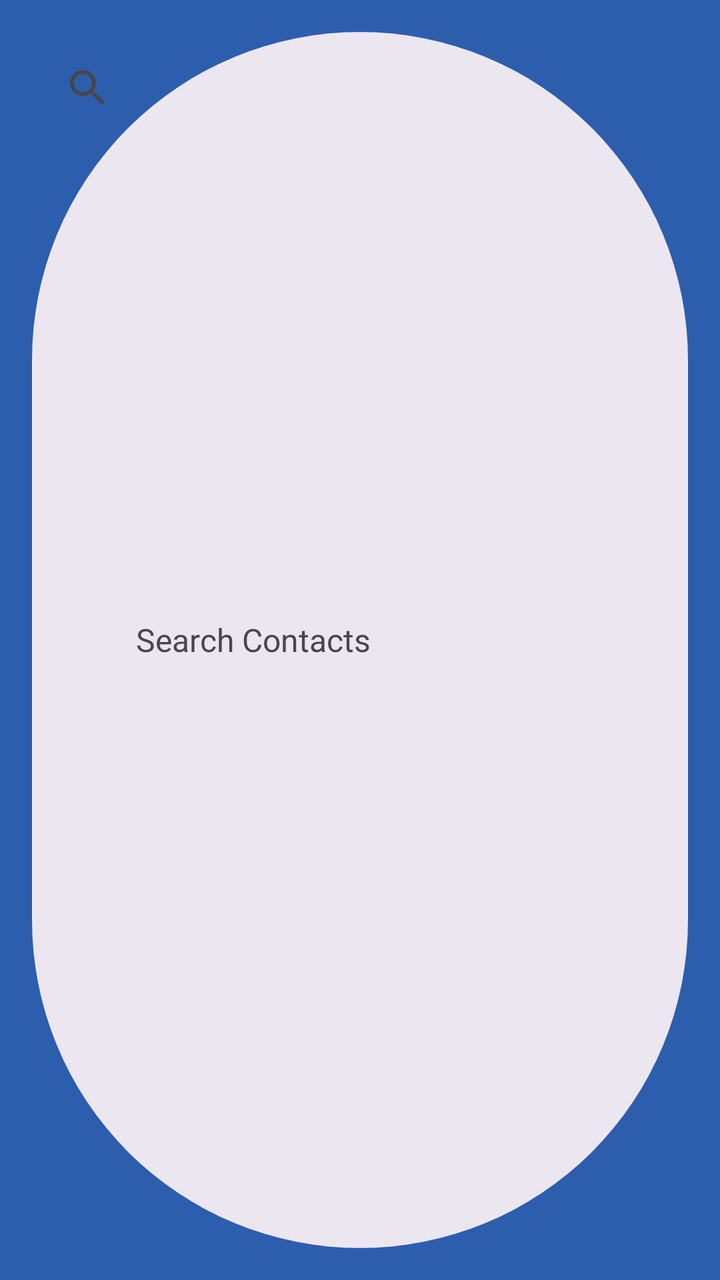
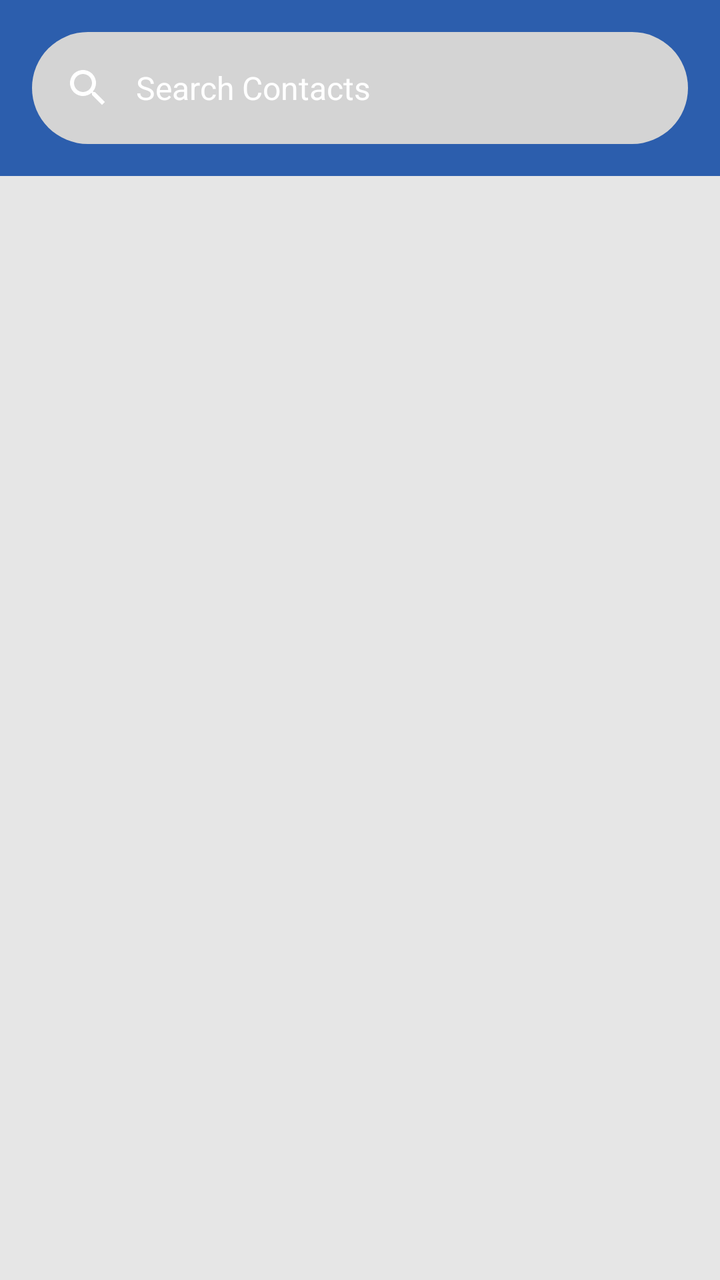

Compare the two renders of this Android layout. The source of the first and the diff that turns it into the second are given below.
<!-- AndroidManifest.xml: application theme Theme.CallSwitch -->
<!-- res/layout/component_contacts_app_bar.xml -->
<?xml version="1.0" encoding="utf-8"?>
<com.google.android.material.appbar.AppBarLayout xmlns:android="http://schemas.android.com/apk/res/android"
    xmlns:app="http://schemas.android.com/apk/res-auto"
    android:id="@+id/toolbar_main"
    android:layout_width="match_parent"
    android:layout_height="wrap_content"
    android:fitsSystemWindows="true"
    app:liftOnScrollColor="@color/blue"
    app:liftOnScroll="true">







    <com.google.android.material.search.SearchBar
        android:id="@+id/contact_search_bar"
        android:layout_width="match_parent"
        android:layout_height="match_parent"
        android:hint="@string/search_contacts" />
</com.google.android.material.appbar.AppBarLayout>
<!-- resources referenced by this layout -->
<resources>
  <color name="blue">#2C5EAD</color>
  <string name="search_contacts">Search Contacts</string>
  <style name="Theme.CallSwitch" parent="Base.Theme.CallSwitch" />
  <style name="Base.Theme.CallSwitch" parent="Theme.Material3.DayNight.NoActionBar">
          
          
          <item name="colorSurface">@color/blue</item>
          <item name="toolbarStyle">@style/Widget.App.Toolbar</item>
          <item name="bottomNavigationStyle">@style/Widget.App.BottomNavigationView</item>
      </style>
  <style name="Widget.App.Toolbar" parent="Widget.Material3.Toolbar">
          <item name="materialThemeOverlay">@style/ThemeOverlay.App.Toolbar</item>
      </style>
  <style name="Widget.App.BottomNavigationView" parent="Widget.Material3.BottomNavigationView">
          <item name="materialThemeOverlay">@style/ThemeOverlay.App.BottomNavigationView</item>
      </style>
  <style name="ThemeOverlay.App.Toolbar" parent="">
          <item name="colorSurface">@color/blue</item>
          <item name="colorOnSurface">@color/blue</item>
          <item name="colorSurfaceContainer">@color/blue</item>
          <item name="colorOnSurfaceVariant">@color/white</item>
          <item name="titleTextColor">@color/white</item>
          <item name="iconTint">@color/white</item>
          <item name="textAppearanceTitleLarge">@style/TextAppearance.App.TitleLarge</item>
          <item name="textAppearanceTitleMedium">@style/TextAppearance.App.TitleMedium</item>
      </style>
  <style name="ThemeOverlay.App.BottomNavigationView" parent="">
          
          <item name="colorOnSurfaceVariant">@color/white</item>
          
          <item name="colorSurfaceContainer">@color/blue</item>
          
          <item name="colorSecondary">@color/blue</item>
          
          <item name="colorSecondaryContainer">@color/white</item>
          
          <item name="colorOnSecondaryContainer">@color/blue</item>
      </style>
  <color name="white">#FFFFFFFF</color>
  <style name="TextAppearance.App.TitleLarge" parent="TextAppearance.Material3.TitleLarge">
  
  
      </style>
  <style name="TextAppearance.App.TitleMedium" parent="TextAppearance.Material3.TitleMedium">
  
  
      </style>
</resources>

<!-- the commit's change to res/layout/component_contacts_app_bar.xml (unified diff, before → after) -->
@@ -1,12 +1,12 @@
 <?xml version="1.0" encoding="utf-8"?>
 <com.google.android.material.appbar.AppBarLayout xmlns:android="http://schemas.android.com/apk/res/android"
     xmlns:app="http://schemas.android.com/apk/res-auto"
+    style="@style/Widget.App.LightToolbar"
     android:id="@+id/toolbar_main"
     android:layout_width="match_parent"
     android:layout_height="wrap_content"
-    android:fitsSystemWindows="true"
-    app:liftOnScrollColor="@color/blue"
-    app:liftOnScroll="true">
+    app:statusBarForeground="@color/blue"
+    android:fitsSystemWindows="true">
 
 
 
@@ -14,9 +14,18 @@
 
 
 
+    <com.google.android.material.appbar.MaterialToolbar
+        android:id="@+id/toolbar"
+        android:layout_width="match_parent"
+        android:layout_height="wrap_content"
+        android:background="@color/blue"
+        app:layout_scrollFlags="enterAlways|scroll|snap">
+
     <com.google.android.material.search.SearchBar
         android:id="@+id/contact_search_bar"
         android:layout_width="match_parent"
-        android:layout_height="match_parent"
+        android:layout_height="wrap_content"
+        android:backgroundTint="@color/grey_3"
         android:hint="@string/search_contacts" />
+    </com.google.android.material.appbar.MaterialToolbar>
 </com.google.android.material.appbar.AppBarLayout>
<!-- resource entries referenced after the edit -->
@@ -1,8 +1,22 @@
 <!-- resources referenced by this layout -->
 <resources>
   <color name="blue">#2C5EAD</color>
+  <color name="grey_3">#d4d4d4</color>
   <string name="search_contacts">Search Contacts</string>
+  <style name="Widget.App.LightToolbar" parent="Widget.Material3.Toolbar">
+          <item name="materialThemeOverlay">@style/ThemeOverlay.App.LightToolbar</item>
+      </style>
   <style name="Theme.CallSwitch" parent="Base.Theme.CallSwitch" />
+  <style name="ThemeOverlay.App.LightToolbar" parent="">
+          <item name="colorSurface">@color/grey_2</item>
+          <item name="colorOnSurface">@color/grey_2</item>
+          <item name="colorSurfaceContainer">@color/grey_2</item>
+          <item name="colorOnSurfaceVariant">@color/white</item>
+  
+          <item name="iconTint">@color/white</item>
+          <item name="textAppearanceTitleLarge">@style/TextAppearance.App.TitleLarge</item>
+          <item name="textAppearanceTitleMedium">@style/TextAppearance.App.TitleMedium</item>
+      </style>
   <style name="Base.Theme.CallSwitch" parent="Theme.Material3.DayNight.NoActionBar">
           
           
@@ -10,6 +24,7 @@
           <item name="toolbarStyle">@style/Widget.App.Toolbar</item>
           <item name="bottomNavigationStyle">@style/Widget.App.BottomNavigationView</item>
       </style>
+  <color name="grey_2">#e6e6e6</color>
   <style name="Widget.App.Toolbar" parent="Widget.Material3.Toolbar">
           <item name="materialThemeOverlay">@style/ThemeOverlay.App.Toolbar</item>
       </style>
